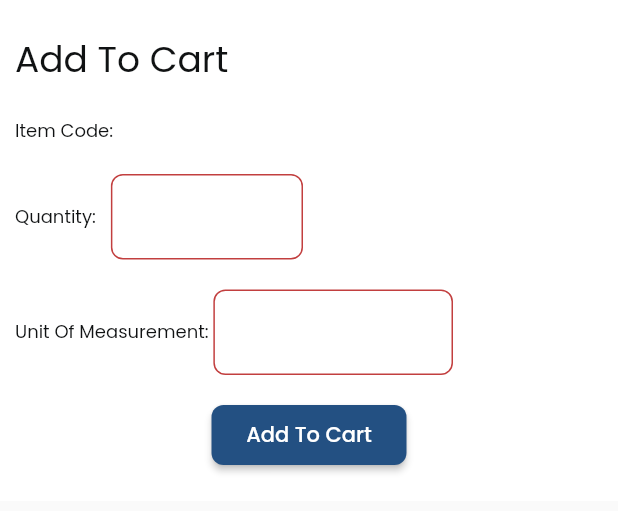
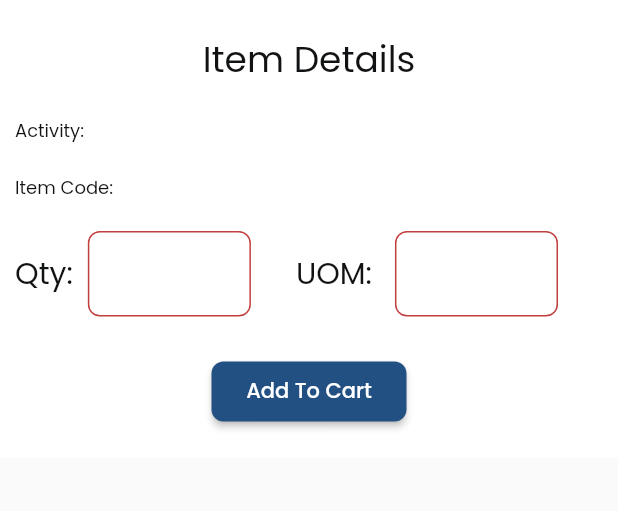
Before and after one commit to PiersoftDev/MarketPlace, a Flutter app: the AddToCartWidget widget shown alone on an empty page, opened directly, on a phone screen of 412 x 824 dp. Shown: the top 511 px of the screen. Run offline on Flutter 3.47's test engine with Material 2 defaults, Android fonts, the phone set to English and light mode, and no system bars; drawn by our look-alikes of auto_size_text; our stand-ins replace built_collection, built_value, cloud_firestore, data_table_2, dropdown_button2, easy_debounce and 17 more; missing offline and left inert: algolia, json_path; accounts and stored records are empty; statements that could not run were skipped.

Commit message:
Updating to latest FlutterFlow output.

```diff
--- a/lib/components/add_to_cart_widget.dart
+++ b/lib/components/add_to_cart_widget.dart
@@ -55,33 +55,56 @@ class _AddToCartWidgetState extends State<AddToCartWidget> {
             mainAxisSize: MainAxisSize.max,
             crossAxisAlignment: CrossAxisAlignment.start,
             children: [
-              Padding(
-                padding: EdgeInsetsDirectional.fromSTEB(10.0, 10.0, 10.0, 10.0),
+              Align(
+                alignment: AlignmentDirectional(0.0, 0.0),
+                child: Padding(
+                  padding:
+                      EdgeInsetsDirectional.fromSTEB(10.0, 10.0, 10.0, 10.0),
                   child: Text(
-                  'Add To Cart',
+                    'Item Details',
                     style: FlutterFlowTheme.of(context).headlineSmall,
                   ),
                 ),
+              ),
+              Column(
+                mainAxisSize: MainAxisSize.max,
+                crossAxisAlignment: CrossAxisAlignment.start,
+                children: [
                   Padding(
-                padding: EdgeInsetsDirectional.fromSTEB(10.0, 10.0, 10.0, 10.0),
+                    padding:
+                        EdgeInsetsDirectional.fromSTEB(10.0, 10.0, 10.0, 10.0),
+                    child: Text(
+                      'Activity: ${FFAppState().selectedActivityName}',
+                      style: FlutterFlowTheme.of(context).bodyMedium,
+                    ),
+                  ),
+                  Padding(
+                    padding:
+                        EdgeInsetsDirectional.fromSTEB(10.0, 10.0, 10.0, 10.0),
                     child: Text(
                       'Item Code:  ${FFAppState().selectedItemId}',
                       style: FlutterFlowTheme.of(context).bodyMedium,
                     ),
                   ),
+                ],
+              ),
               Padding(
                 padding: EdgeInsetsDirectional.fromSTEB(10.0, 10.0, 10.0, 10.0),
                 child: Row(
                   mainAxisSize: MainAxisSize.max,
+                  mainAxisAlignment: MainAxisAlignment.spaceBetween,
                   children: [
                     Text(
-                      'Quantity:',
-                      style: FlutterFlowTheme.of(context).bodyMedium,
+                      'Qty:',
+                      style: FlutterFlowTheme.of(context).bodyMedium.override(
+                            fontFamily: 'Poppins',
+                            fontSize: 20.0,
+                          ),
                     ),
                     Expanded(
                       child: Padding(
                         padding: EdgeInsetsDirectional.fromSTEB(
-                            10.0, 0.0, 200.0, 0.0),
+                            10.0, 0.0, 30.0, 0.0),
                         child: Container(
                           width: MediaQuery.of(context).size.width * 0.05,
                           child: TextFormField(
@@ -125,24 +148,19 @@ class _AddToCartWidgetState extends State<AddToCartWidget> {
                         ),
                       ),
                     ),
-                  ],
+                    Text(
+                      'UOM: ',
+                      style: FlutterFlowTheme.of(context).bodyMedium.override(
+                            fontFamily: 'Poppins',
+                            fontSize: 20.0,
                           ),
-              ),
-              Padding(
-                padding: EdgeInsetsDirectional.fromSTEB(10.0, 10.0, 10.0, 10.0),
-                child: Row(
-                  mainAxisSize: MainAxisSize.max,
-                  children: [
-                    Text(
-                      'Unit Of Measurement: ',
-                      style: FlutterFlowTheme.of(context).bodyMedium,
                     ),
                     Expanded(
                       child: Padding(
                         padding: EdgeInsetsDirectional.fromSTEB(
-                            0.0, 0.0, 100.0, 0.0),
+                            10.0, 0.0, 30.0, 0.0),
                         child: Container(
-                          width: MediaQuery.of(context).size.width * 0.1,
+                          width: MediaQuery.of(context).size.width * 0.05,
                           child: TextFormField(
                             controller: _model.textController2,
                             obscureText: false,
@@ -190,7 +208,7 @@ class _AddToCartWidgetState extends State<AddToCartWidget> {
               Align(
                 alignment: AlignmentDirectional(0.0, 0.0),
                 child: Padding(
-                  padding: EdgeInsetsDirectional.fromSTEB(0.0, 10.0, 0.0, 0.0),
+                  padding: EdgeInsetsDirectional.fromSTEB(0.0, 20.0, 0.0, 0.0),
                   child: FFButtonWidget(
                     onPressed: () async {
                       Navigator.pop(context);
```
Lines whose indentation alone changed are shown as unchanged.
